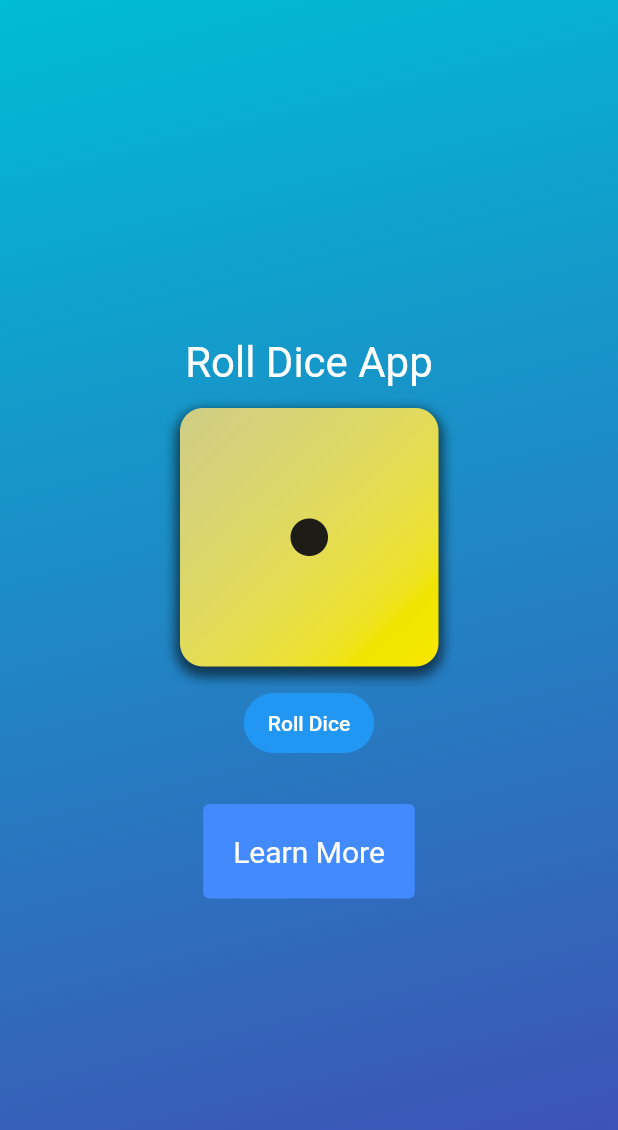
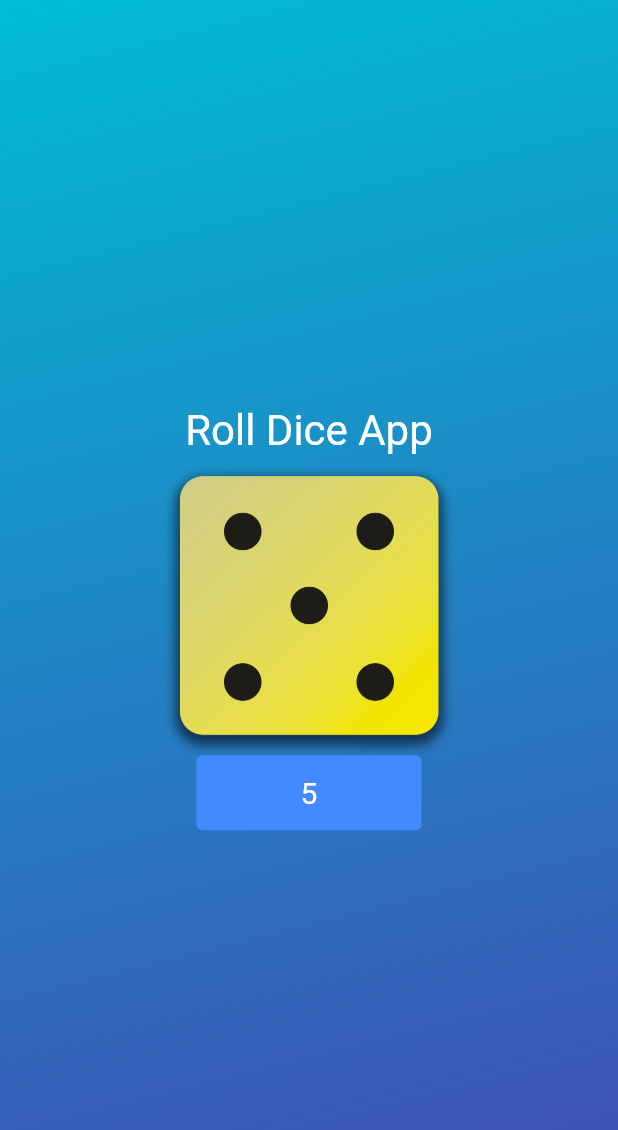
Before and after one commit to devxasd/first_app, a Flutter app: the screen it shows after launch, after a tap on "Roll Dice", on a phone screen of 412 x 824 dp. Shown: the top 1130 px of the screen. Run offline on Flutter 3.47's test engine with Material 2 defaults, Android fonts, the phone set to English and light mode, and no system bars.

Commit message:
Lecture 38 Roll Dice App v1.0

```diff
--- a/lib/custom_widget.dart
+++ b/lib/custom_widget.dart
@@ -1,4 +1,4 @@
-import 'package:first_app/styled_text.dart';
+import 'package:first_app/dice_roller.dart';
 import 'package:flutter/material.dart';
 
 class CustomWidget extends StatelessWidget {
@@ -10,10 +10,6 @@ class CustomWidget extends StatelessWidget {
   // ignore: prefer_typing_uninitialized_variables
   final color1, color2;
 
-  //function defination
-  void rollDice() {
-    //code
-  }
   @override
   Widget build(context) {
     return Container(
@@ -28,41 +24,6 @@ class CustomWidget extends StatelessWidget {
             end: Alignment.bottomCenter,
           ),
         ),
-      child: Center(
-        child: Column(
-          mainAxisAlignment: MainAxisAlignment.center,
-          children: [
-            const StyledText('Roll Dice App'),
-            Image.asset(
-              'assets/images/dice-1.png',
-              width: 200,
-            ),
-            FilledButton(
-              //Normal Function calling
-              onPressed: rollDice,
-              child: const Text('Roll Dice'),
-            ),
-            //I used for giving empty space
-            const SizedBox(
-              height: 30,
-            ),
-            TextButton(
-              //Anonymous function
-              onPressed: () {},
-              style: TextButton.styleFrom(
-                  padding: const EdgeInsets.all(20),
-                  textStyle: const TextStyle(
-                    fontSize: 20,
-                  ),
-                  foregroundColor: Colors.white,
-                  backgroundColor: Colors.blueAccent),
-              child: const Text(
-                "Learn More",
-              ),
-            ),
-          ],
-        ),
-      ),
-    );
+        child: const DiceRoller());
   }
 }
--- /dev/null
+++ b/lib/dice_roller.dart
@@ -0,0 +1,60 @@
+import 'dart:math';
+
+import 'package:flutter/material.dart';
+import 'package:first_app/styled_text.dart';
+
+//To make code efficient make object outside so it would create everytime when button is pressed
+final randomizer = Random();
+
+class DiceRoller extends StatefulWidget {
+  const DiceRoller({super.key});
+  @override
+  State<DiceRoller> createState() {
+    return _DiceRollerState();
+  }
+}
+
+class _DiceRollerState extends State<DiceRoller> {
+  var currentDiceRoll = 1;
+  var output = 'Roll Dice';
+  //function defination
+  void rollDice() {
+    setState(() {
+      var randomNumber = randomizer.nextInt(6) + 1;
+      currentDiceRoll = randomNumber;
+      output = '$randomNumber';
+
+      //code
+    });
+  }
+
+  @override
+  Widget build(context) {
+    return Center(
+      child: Column(
+        mainAxisAlignment: MainAxisAlignment.center,
+        children: [
+          const StyledText('Roll Dice App'),
+          Image.asset(
+            'assets/images/dice-$currentDiceRoll.png',
+            width: 200,
+          ),
+          TextButton(
+            //Anonymous function
+            onPressed: rollDice,
+            style: TextButton.styleFrom(
+                fixedSize: const Size(150, 50),
+                textStyle: const TextStyle(
+                  fontSize: 20,
+                ),
+                foregroundColor: Colors.white,
+                backgroundColor: Colors.blueAccent),
+            child: Text(
+              output,
+            ),
+          ),
+        ],
+      ),
+    );
+  }
+}
```
Also changed, not shown: lib/main.dart (line endings or trailing spaces). Lines whose indentation alone changed are shown as unchanged.
